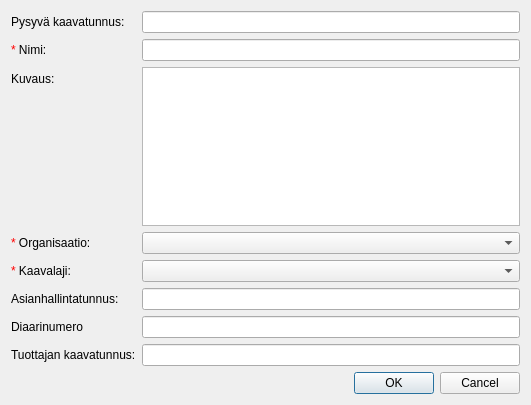
Old version of the form arho_feature_template/gui/dialogs/plan_matter_attribute_form.ui in the repository GispoCoding/arho-qgis-plugin.
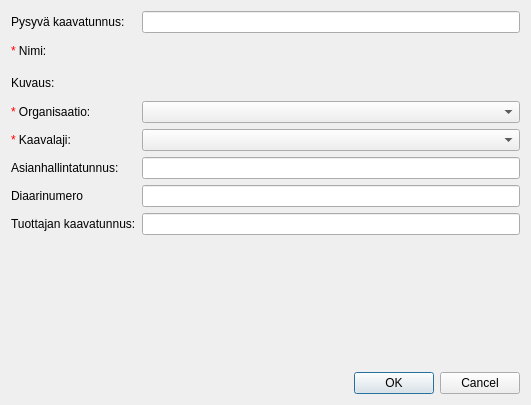
New version of the form. Custom widgets are drawn as their Qt base class.

Commit message:
update UI, layer classes and other places to use new localized widgets and data
Separated localized text utils into their own utils module.
View widgets (tables, lists etc.) show only primary language
for localized texts for now, all localized fields are accesible in
forms.

TODO: Regulation print update, template/library/config related stuff.

```diff
--- a/arho_feature_template/gui/dialogs/plan_matter_attribute_form.ui
+++ b/arho_feature_template/gui/dialogs/plan_matter_attribute_form.ui
@@ -28,6 +28,12 @@
      </item>
      <item row="1" column="0">
       <widget class="QLabel" name="name_label">
+       <property name="minimumSize">
+        <size>
+         <width>0</width>
+         <height>25</height>
+        </size>
+       </property>
        <property name="text">
         <string>&lt;html&gt;&lt;head/&gt;&lt;body&gt;&lt;p&gt;&lt;span style=&quot; color:#ff0000;&quot;&gt;*&lt;/span&gt; Nimi:&lt;/p&gt;&lt;/body&gt;&lt;/html&gt;</string>
        </property>
@@ -35,6 +41,12 @@
      </item>
      <item row="2" column="0">
       <widget class="QLabel" name="description_label">
+       <property name="minimumSize">
+        <size>
+         <width>0</width>
+         <height>25</height>
+        </size>
+       </property>
        <property name="text">
         <string>Kuvaus:</string>
        </property>
@@ -43,12 +55,6 @@
      <item row="0" column="1">
       <widget class="QLineEdit" name="permanent_identifier_edit"/>
      </item>
-     <item row="1" column="1">
-      <widget class="QLineEdit" name="name_edit"/>
-     </item>
-     <item row="2" column="1">
-      <widget class="QTextEdit" name="description_edit"/>
-     </item>
      <item row="3" column="0">
       <widget class="QLabel" name="organisation_label">
        <property name="text">
@@ -99,6 +105,12 @@
      <item row="7" column="1">
       <widget class="QLineEdit" name="producers_id_edit"/>
      </item>
+     <item row="1" column="1">
+      <widget class="LocalizedSinglelineTextInputWidget" name="name_edit" native="true"/>
+     </item>
+     <item row="2" column="1">
+      <widget class="LocalizedMultilineTextInputWidget" name="description_edit" native="true"/>
+     </item>
     </layout>
    </item>
    <item>
@@ -124,6 +136,18 @@
    <extends>QComboBox</extends>
    <header>arho_feature_template.gui.components.code_combobox</header>
   </customwidget>
+  <customwidget>
+   <class>LocalizedMultilineTextInputWidget</class>
+   <extends>QWidget</extends>
+   <header>arho_feature_template.gui.components.value_input_widgets</header>
+   <container>1</container>
+  </customwidget>
+  <customwidget>
+   <class>LocalizedSinglelineTextInputWidget</class>
+   <extends>QWidget</extends>
+   <header>arho_feature_template.gui.components.value_input_widgets</header>
+   <container>1</container>
+  </customwidget>
  </customwidgets>
  <resources/>
  <connections>
```
The commit also changes 31 other files.
